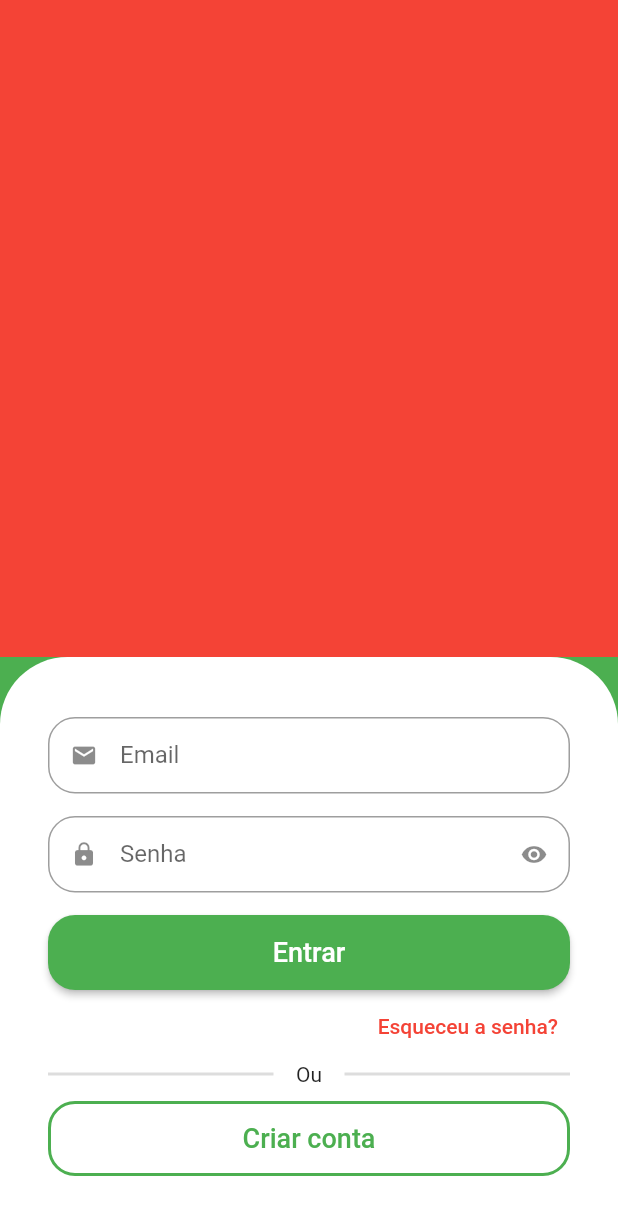
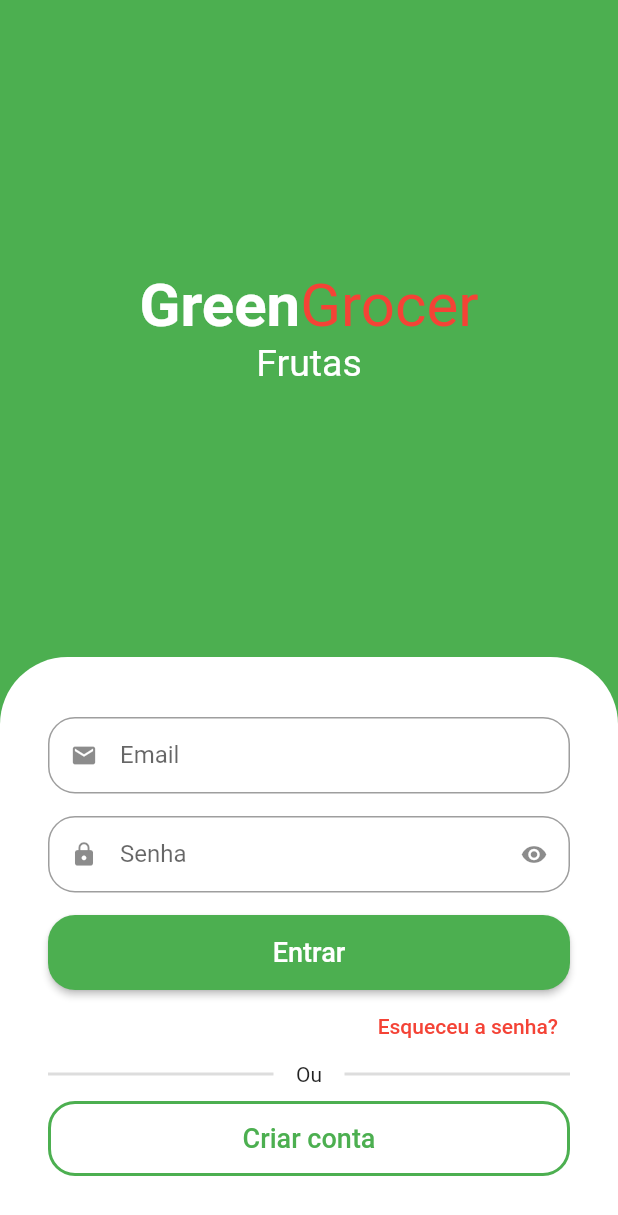
Before and after one commit to ventocilla/greengrocer, a Flutter app: the screen it shows after launch, on a phone screen of 412 x 824 dp. Shown: the top 1215 px of the screen. Run offline on Flutter 3.47's test engine with Material 2 defaults, Android fonts, the phone set to English and light mode, and no system bars; drawn by our look-alikes of animated_text_kit.

Commit message:
added app name and category animation

```diff
--- a/lib/src/auth/sign_in_screen.dart
+++ b/lib/src/auth/sign_in_screen.dart
@@ -1,3 +1,6 @@
+// ignore_for_file: prefer_const_literals_to_create_immutables
+
+import 'package:animated_text_kit/animated_text_kit.dart';
 import 'package:flutter/material.dart';
 
 import 'components/custom_text_field.dart';
@@ -12,10 +15,56 @@ class SignInScreen extends StatelessWidget {
       body: Column(
         children: [
           Expanded(
-            child: Container(
-              color: Colors.red,
+            child: Column(
+              mainAxisAlignment: MainAxisAlignment.center,
+              children: [
+                const Text.rich(
+                  TextSpan(
+                    style: TextStyle(fontSize: 40),
+                    children: [
+                      TextSpan(
+                        text: 'Green',
+                        style: TextStyle(
+                          color: Colors.white,
+                          fontWeight: FontWeight.bold,
+                        ),
+                      ),
+                      TextSpan(
+                        text: 'Grocer',
+                        style: TextStyle(
+                          color: Colors.red,
+                        ),
+                      ),
+                    ],
+                  ),
+                ),
+
+                //Categorias
+                SizedBox(
+                  height: 30,
+                  child: DefaultTextStyle(
+                    style: const TextStyle(
+                      fontSize: 25,
+                    ),
+                    child: AnimatedTextKit(
+                      pause: Duration.zero,
+                      repeatForever: true,
+                      animatedTexts: [
+                        FadeAnimatedText('Frutas'),
+                        FadeAnimatedText('Verduras'),
+                        FadeAnimatedText('Legumes'),
+                        FadeAnimatedText('Carnes'),
+                        FadeAnimatedText('Cereais'),
+                        FadeAnimatedText('Laticineos'),
+                      ],
+                    ),
+                  ),
+                ),
+              ],
             ),
           ),
+
+          // Formulario
           Container(
             // ignore: prefer_const_constructors
             padding: EdgeInsets.symmetric(
--- a/pubspec.yaml
+++ b/pubspec.yaml
@@ -34,6 +34,7 @@ dependencies:
   # The following adds the Cupertino Icons font to your application.
   # Use with the CupertinoIcons class for iOS style icons.
   cupertino_icons: ^1.0.2
+  animated_text_kit: ^4.2.1
 
 dev_dependencies:
   flutter_test:
```
Also changed, not shown: pubspec.lock.
